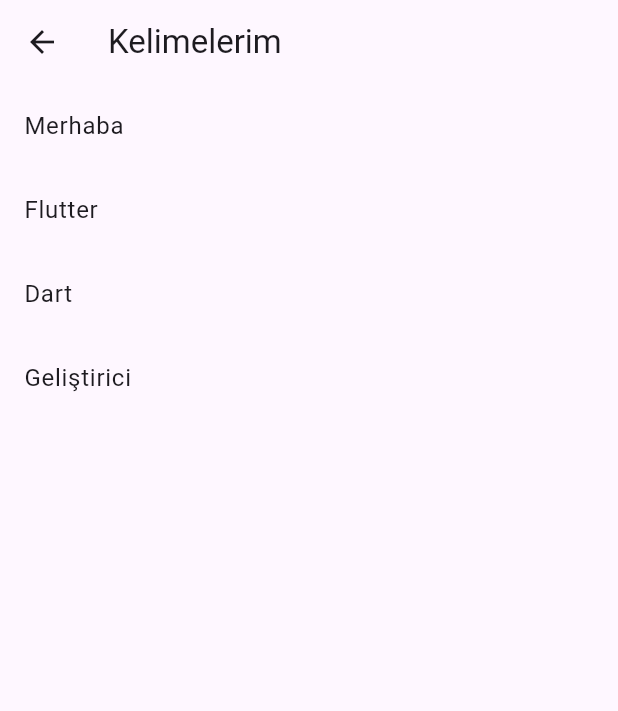
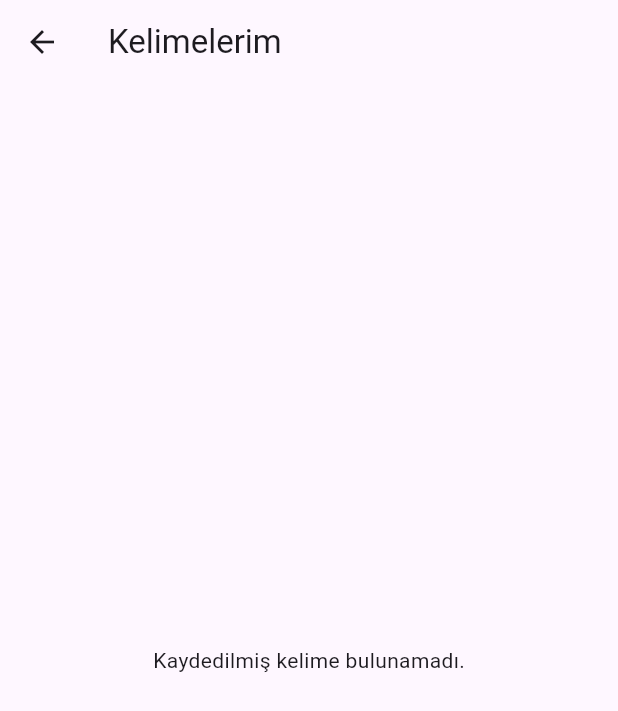
Before and after one commit to yas7ngzl0/vocafun, a Flutter app: the screen it shows after launch, after a tap on the "star" icon, on a phone screen of 412 x 824 dp. Shown: the top 711 px of the screen. Run offline on Flutter 3.47's test engine with Material 3 defaults, Android fonts, the phone set to English and light mode, and no system bars; our stand-ins replace fluttertoast, sqflite; accounts and stored records are empty; project files that could hold a hidden picture were left out.

Commit message:
Now, saved words can be viewed, but a deletion feature should be added. Additionally, the issue in the database has been resolved

```diff
--- a/lib/dbHelper.dart
+++ b/lib/dbHelper.dart
@@ -8,14 +8,14 @@
 
   DBHelper.internal();
 
-  late Database _db;
+  Database? _db; // Değişiklik burada, nullable olarak tanımlandı
 
   Future<Database> get db async {
     if (_db != null) {
-      return _db;
+      return _db!;
     }
     _db = await initDb();
-    return _db;
+    return _db!;
   }
 
   Future<Database> initDb() async {
@@ -57,7 +57,6 @@
     );
   }
 
-
   Future<List<Map<String, dynamic>>> getWords() async {
     var client = await db;
     return client.query('words');
--- a/lib/main.dart
+++ b/lib/main.dart
@@ -34,7 +34,7 @@
                   Navigator.push(
                     context,
                     MaterialPageRoute(
-                        builder: (context) => DictionaryPage(savedWords)),
+                        builder: (context) => DictionaryPage()),
                   );
                 },
               ),
--- a/lib/second_page.dart
+++ b/lib/second_page.dart
@@ -1,10 +1,26 @@
 import 'package:flutter/cupertino.dart';
 import 'package:flutter/material.dart';
+import 'package:vocafun/dbHelper.dart';
 
-class DictionaryPage extends StatelessWidget {
-  final List<String> savedWords;
+class DictionaryPage extends StatefulWidget {
+  @override
+  _DictionaryPageState createState() => _DictionaryPageState();
+}
 
-  DictionaryPage(this.savedWords);
+class _DictionaryPageState extends State<DictionaryPage> {
+  late Future<List<Map<String, dynamic>>> savedWordsFuture;
+
+  @override
+  void initState() {
+    super.initState();
+    savedWordsFuture = _loadSavedWords();
+  }
+
+  Future<List<Map<String, dynamic>>> _loadSavedWords() async {
+    DBHelper dbHelper = DBHelper();
+    List<Map<String, dynamic>> words = await dbHelper.getWords();
+    return words;
+  }
 
   @override
   Widget build(BuildContext context) {
@@ -12,44 +28,32 @@
       appBar: AppBar(
         title: Text('Kelimelerim'),
       ),
-      body: ListView.builder(
+      body: FutureBuilder<List<Map<String, dynamic>>>(
+        future: savedWordsFuture,
+        builder: (context, snapshot) {
+          if (snapshot.connectionState == ConnectionState.waiting) {
+            return Center(child: CircularProgressIndicator());
+          } else if (snapshot.hasError) {
+            return Center(child: Text('Hata: ${snapshot.error}'));
+          } else if (!snapshot.hasData || snapshot.data!.isEmpty) {
+            return Center(child: Text('Kaydedilmiş kelime bulunamadı.'));
+          } else {
+            List<Map<String, dynamic>> savedWords = snapshot.data!;
+            return ListView.builder(
               itemCount: savedWords.length,
               itemBuilder: (context, index) {
+                final wordMap = savedWords[index];
                 return Dismissible(
-            key: Key(savedWords[index]),
-            onDismissed: (direction) {
-              // Kaydedilen kelimeyi silme işlemi
-              savedWords.removeAt(index);
-            },
-            confirmDismiss: (direction) async {
-              return await showDialog(
-                context: context,
-                builder: (BuildContext context) {
-                  return AlertDialog(
-                    title: const Text("Silme Onayı"),
-                    content: const Text("Bu kelimeyi silmek istiyor musunuz?"),
-                    actions: <Widget>[
-                      TextButton(
-                        onPressed: () => Navigator.of(context).pop(true),
-                        child: const Text("Evet"),
+                  key: Key(wordMap['word']),
+                  // ... diğer Dismissible özellikleri ...
+                  child: ListTile(
+                    title: Text(wordMap['word']),
+                    subtitle: Text(wordMap['meaning']),
                   ),
-                      TextButton(
-                        onPressed: () => Navigator.of(context).pop(false),
-                        child: const Text("Hayır"),
-                      ),
-                    ],
                 );
               },
             );
-            },
-            background: Container(
-              color: Colors.red,
-              child: Icon(Icons.delete, color: Colors.white),
-            ),
-            child: ListTile(
-              title: Text(savedWords[index]),
-            ),
-          );
+          }
         },
       ),
     );
```
Also changed, not shown: lib/word_game_screen.dart (+5 -2 lines). Lines whose indentation alone changed are shown as unchanged.
